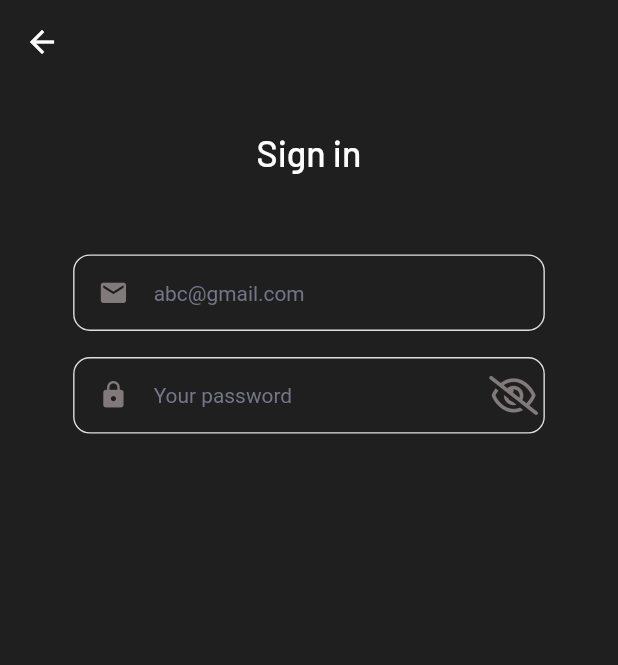
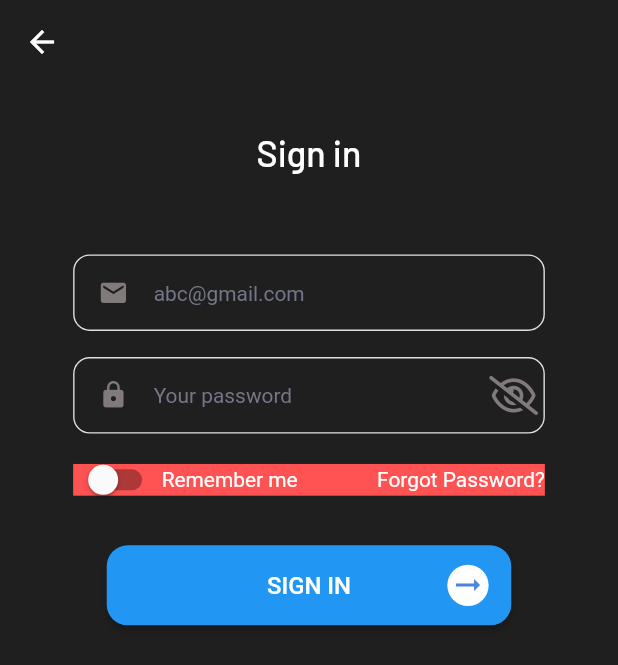
Before and after one commit to dulajdanu/suntech-it-e-com-app, a Flutter app: the screen it shows after launch, after a tap on "login", on a phone screen of 412 x 824 dp. Shown: the top 665 px of the screen. Run offline on Flutter 3.47's test engine with Material 2 defaults, Android fonts, the phone set to English and light mode, and no system bars; our stand-ins replace flutter_screenutil, font_awesome_flutter, google_fonts.

Commit message:
sign in page partially done

```diff
--- a/lib/core/constants/app_constants.dart
+++ b/lib/core/constants/app_constants.dart
@@ -24,4 +24,7 @@ class AppConstants {
 
   //Color of icon in the text field
   static const textFieldIconColor = Color(0xff807A7A);
+
+  ///main blue color of the buttons
+  static const buttonBlueColor = Color(0xff4C86D9);
 }
--- a/lib/features/login/presentation/pages/login_view.dart
+++ b/lib/features/login/presentation/pages/login_view.dart
@@ -40,6 +40,107 @@ class LoginView extends StatelessWidget {
             prefixIcon: Icons.lock,
             obscureText: true,
           ),
+          SizedBox(
+            height: 22.h,
+          ),
+          Container(
+            height: 23.h,
+            color: Colors.redAccent,
+            margin: EdgeInsets.symmetric(
+                horizontal: AppConstants.defaultHorizontalMargin),
+            child: Row(
+              children: [
+                Switch(
+                  // This bool value toggles the switch.
+                  value: false,
+                  activeColor: Colors.red,
+                  onChanged: (bool value) {
+                    // This is called when the user toggles the switch.
+                    // setState(() {
+                    //   light = value;
+                    // });
+                  },
+                ),
+                TextCustomWidget(
+                  text: 'Remember me',
+                  textStyle: TextStyle(
+                    fontSize: 14.sp,
+                    fontWeight: FontWeight.w400,
+                    color: AppConstants.inputTextColor,
+                  ),
+                ),
+                Expanded(
+                  child: TextCustomWidget(
+                    containerAlignment: Alignment.centerRight,
+                    text: 'Forgot Password?',
+                    textStyle: TextStyle(
+                      fontSize: 14.sp,
+                      fontWeight: FontWeight.w400,
+                      color: AppConstants.inputTextColor,
+                    ),
+                  ),
+                ),
+              ],
+            ),
+          ),
+          SizedBox(
+            height: 36.h,
+          ),
+          Container(
+            height: 58.h,
+            width: 271.w,
+            // color: Colors.greenAccent,
+            alignment: Alignment.center,
+            child: ElevatedButton(
+              style: ElevatedButton.styleFrom(
+                shape: RoundedRectangleBorder(
+                  borderRadius: BorderRadius.circular(15.h),
+                ),
+                padding: EdgeInsets.zero,
+              ),
+              onPressed: () {},
+              child: Container(
+                padding: EdgeInsets.symmetric(
+                  horizontal: 14.w,
+                  vertical: 14.h,
+                ),
+                height: 58.h,
+                width: 271.w,
+                child: Container(
+                  // color: Colors.greenAccent,
+                  child: Row(
+                    mainAxisAlignment: MainAxisAlignment.spaceBetween,
+                    children: [
+                      Container(
+                        width: 30.w,
+                        // color: Colors.red,
+                      ),
+                      TextCustomWidget(
+                        text: "Sign in".toUpperCase(),
+                        textStyle: TextStyle(
+                          fontSize: 16.sp,
+                          fontWeight: FontWeight.w500,
+                        ),
+                      ),
+                      Container(
+                        width: 30.w,
+                        height: 30.w,
+                        decoration: const BoxDecoration(
+                          color: Colors.white,
+                          shape: BoxShape.circle,
+                        ),
+                        alignment: Alignment.center,
+                        child: const Icon(
+                          Icons.arrow_right_alt_outlined,
+                          color: AppConstants.buttonBlueColor,
+                        ),
+                      ),
+                    ],
+                  ),
+                ),
+              ),
+            ),
+          )
         ],
       ),
     );
```
